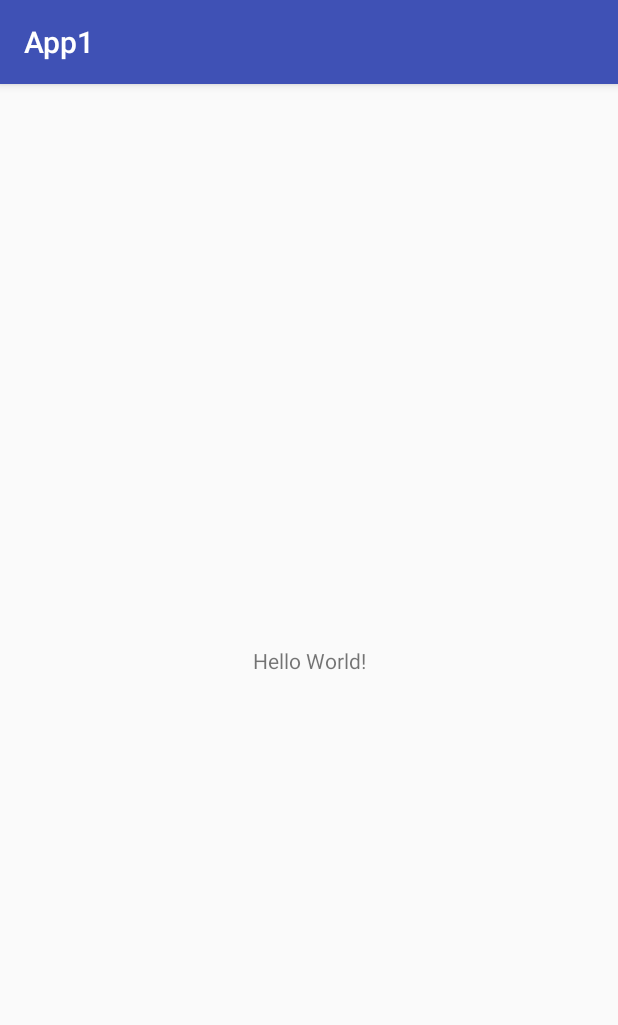
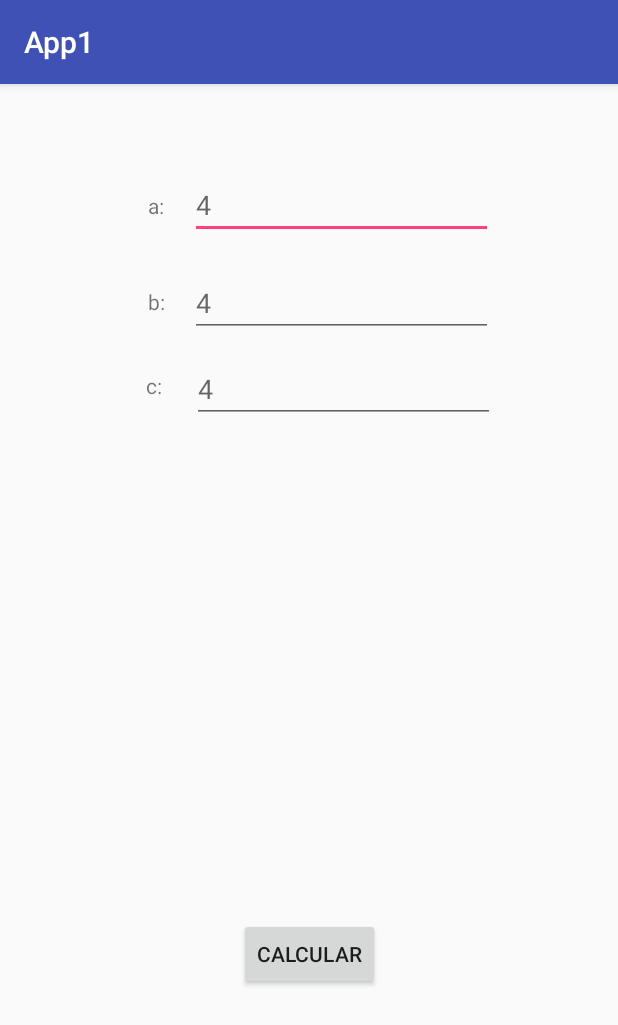
Before and after one commit to joshuansu0897/TAP, an Android app: the screen it shows after launch (MainActivity), on a phone screen of 412 x 824 dp. Shown: the top 1025 px of the screen. Run offline under Robolectric (Android 15) with nearby library versions, the phone set to English and light mode, and no system bars.

Commit message:
primera app

```diff
--- a/Tareas/app1/app/build.gradle
+++ b/Tareas/app1/app/build.gradle
@@ -25,4 +25,5 @@ dependencies {
     testImplementation 'junit:junit:4.12'
     androidTestImplementation 'com.android.support.test:runner:1.0.2'
     androidTestImplementation 'com.android.support.test.espresso:espresso-core:3.0.2'
+    implementation 'com.android.support:design:28.0.0'
 }
--- a/Tareas/app1/app/src/main/java/com/example/joshuansu/app1/MainActivity.java
+++ b/Tareas/app1/app/src/main/java/com/example/joshuansu/app1/MainActivity.java
@@ -2,6 +2,12 @@ package com.example.joshuansu.app1;
 
 import android.support.v7.app.AppCompatActivity;
 import android.os.Bundle;
+import android.view.View;
+import android.widget.Button;
+import android.widget.TextView;
+import android.widget.Toast;
+
+import java.text.DecimalFormat;
 
 public class MainActivity extends AppCompatActivity {
 
@@ -9,5 +15,43 @@ public class MainActivity extends AppCompatActivity {
     protected void onCreate(Bundle savedInstanceState) {
         super.onCreate(savedInstanceState);
         setContentView(R.layout.activity_main);
+
+        Button button = findViewById(R.id.button);
+
+        final TextView a = findViewById(R.id.a);
+        final TextView b = findViewById(R.id.b);
+        final TextView c = findViewById(R.id.c);
+
+        final TextView x1 = findViewById(R.id.x1);
+        final TextView x2 = findViewById(R.id.x2);
+
+
+        button.setOnClickListener(new View.OnClickListener() {
+
+            @Override
+            public void onClick(View view) {
+                int aValue = 0;
+                int bValue = 0;
+                int cValue = 0;
+                try {
+                    aValue = Integer.parseInt(a.getText().toString());
+                    bValue = Integer.parseInt(b.getText().toString());
+                    cValue = Integer.parseInt(c.getText().toString());
+                } catch (Exception e){
+                    Toast.makeText(MainActivity.this, "Numeros enteros, profavor....",
+                            Toast.LENGTH_LONG).show();
+                }
+
+                double x1Res = -bValue+Math.sqrt(bValue*bValue-4*aValue*cValue)/(2*aValue);
+                double x2Res =-bValue-Math.sqrt(bValue*bValue-4*aValue*cValue)/(2*aValue);
+
+                DecimalFormat df = new DecimalFormat("#.##");
+
+                x1.setText(String.valueOf(df.format(x1Res)));
+                x2.setText(String.valueOf(df.format(x2Res)));
+
+            }
+        });
+
     }
 }
--- a/Tareas/app1/app/src/main/res/layout/activity_main.xml
+++ b/Tareas/app1/app/src/main/res/layout/activity_main.xml
@@ -6,13 +6,110 @@
     android:layout_height="match_parent"
     tools:context=".MainActivity">
 
+    <android.support.design.widget.TextInputEditText
+        android:id="@+id/a"
+        android:layout_width="202dp"
+        android:layout_height="wrap_content"
+        android:layout_marginTop="58dp"
+        android:layout_marginEnd="76dp"
+        android:hint="@string/numero"
+        app:layout_constraintEnd_toEndOf="parent"
+        app:layout_constraintStart_toEndOf="@+id/textView3"
+        app:layout_constraintTop_toTopOf="parent" />
+
     <TextView
+        android:id="@+id/textView5"
+        android:layout_width="15dp"
+        android:layout_height="24dp"
+        android:layout_marginStart="91dp"
+        android:layout_marginTop="32dp"
+        android:layout_marginEnd="5dp"
+        android:text="@string/c"
+        app:layout_constraintEnd_toStartOf="@+id/c"
+        app:layout_constraintStart_toStartOf="parent"
+        app:layout_constraintTop_toBottomOf="@+id/textView4" />
+
+    <android.support.design.widget.TextInputEditText
+        android:id="@+id/c"
+        android:layout_width="202dp"
+        android:layout_height="wrap_content"
+        android:layout_marginStart="3dp"
+        android:layout_marginTop="12dp"
+        android:layout_marginEnd="76dp"
+        android:hint="@string/numero"
+        app:layout_constraintEnd_toEndOf="parent"
+        app:layout_constraintStart_toEndOf="@+id/textView5"
+        app:layout_constraintTop_toBottomOf="@+id/b" />
+
+    <TextView
+        android:id="@+id/textView4"
+        android:layout_width="15dp"
+        android:layout_height="24dp"
+        android:layout_marginStart="91dp"
+        android:layout_marginTop="40dp"
+        android:layout_marginEnd="5dp"
+        android:text="@string/b"
+        app:layout_constraintEnd_toStartOf="@+id/b"
+        app:layout_constraintStart_toStartOf="parent"
+        app:layout_constraintTop_toBottomOf="@+id/textView3" />
+
+    <android.support.design.widget.TextInputEditText
+        android:id="@+id/b"
+        android:layout_width="202dp"
+        android:layout_height="wrap_content"
+        android:layout_marginTop="20dp"
+        android:layout_marginEnd="76dp"
+        android:hint="@string/numero"
+        app:layout_constraintEnd_toEndOf="parent"
+        app:layout_constraintStart_toEndOf="@+id/textView4"
+        app:layout_constraintTop_toBottomOf="@+id/a" />
+
+    <Button
+        android:id="@+id/button"
         android:layout_width="wrap_content"
         android:layout_height="wrap_content"
-        android:text="Hello World!"
+        android:layout_marginStart="145dp"
+        android:layout_marginEnd="145dp"
+        android:layout_marginBottom="164dp"
+        android:text="@string/botton"
         app:layout_constraintBottom_toBottomOf="parent"
-        app:layout_constraintLeft_toLeftOf="parent"
-        app:layout_constraintRight_toRightOf="parent"
+        app:layout_constraintEnd_toEndOf="parent"
+        app:layout_constraintStart_toStartOf="parent" />
+
+    <TextView
+        android:id="@+id/textView3"
+        android:layout_width="15dp"
+        android:layout_height="24dp"
+        android:layout_marginStart="91dp"
+        android:layout_marginTop="71dp"
+        android:layout_marginEnd="5dp"
+        android:text="@string/a"
+        app:layout_constraintEnd_toStartOf="@+id/a"
+        app:layout_constraintStart_toStartOf="parent"
         app:layout_constraintTop_toTopOf="parent" />
 
+    <TextView
+        android:id="@+id/x1"
+        android:layout_width="wrap_content"
+        android:layout_height="wrap_content"
+        android:layout_marginStart="49dp"
+        android:layout_marginTop="206dp"
+        android:layout_marginBottom="71dp"
+        app:layout_constraintBottom_toBottomOf="parent"
+        app:layout_constraintStart_toStartOf="parent"
+        app:layout_constraintTop_toBottomOf="@+id/textView5" />
+
+    <TextView
+        android:id="@+id/x2"
+        android:layout_width="wrap_content"
+        android:layout_height="wrap_content"
+        android:layout_marginStart="211dp"
+        android:layout_marginTop="195dp"
+        android:layout_marginEnd="65dp"
+        android:layout_marginBottom="79dp"
+        app:layout_constraintBottom_toBottomOf="parent"
+        app:layout_constraintEnd_toEndOf="parent"
+        app:layout_constraintStart_toEndOf="@+id/x1"
+        app:layout_constraintTop_toBottomOf="@+id/c" />
+
 </android.support.constraint.ConstraintLayout>
--- a/Tareas/app1/app/src/main/res/values/strings.xml
+++ b/Tareas/app1/app/src/main/res/values/strings.xml
@@ -1,3 +1,10 @@
 <resources>
     <string name="app_name">App1</string>
+    <string name="botton">Calcular</string>
+    <string name="a">a:</string>
+    <string name="b">b:</string>
+    <string name="c">c:</string>
+    <string name="x1">x1:</string>
+    <string name="x2">x2:</string>
+    <string name="numero">4</string>
 </resources>
--- a/Tareas/app1/build.gradle
+++ b/Tareas/app1/build.gradle
@@ -7,7 +7,7 @@ buildscript {
         jcenter()
     }
     dependencies {
-        classpath 'com.android.tools.build:gradle:3.1.4'
+        classpath 'com.android.tools.build:gradle:3.2.0'
 
 
         // NOTE: Do not place your application dependencies here; they belong
```
Also changed, not shown: Tareas/app1/gradle/wrapper/gradle-wrapper.properties.
